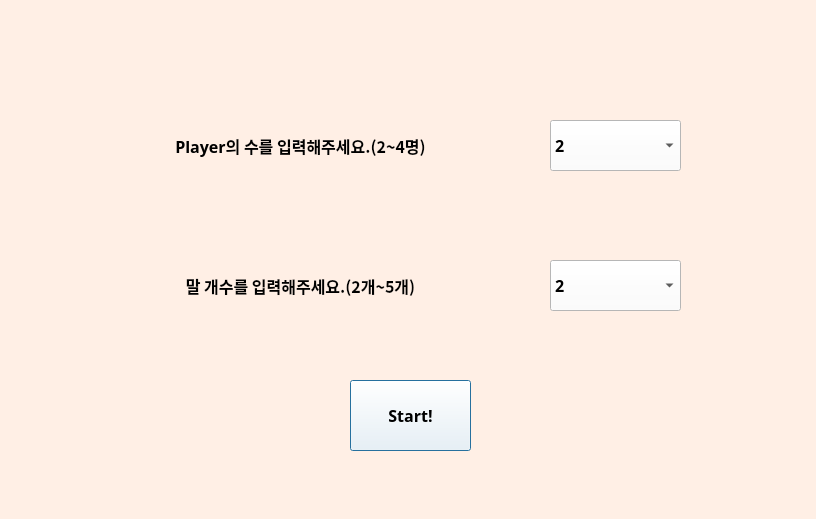
Before: the Qt Designer form YutGame/firstscreen.ui in yoonahri/YutGameProject, drawn with Qt 5.
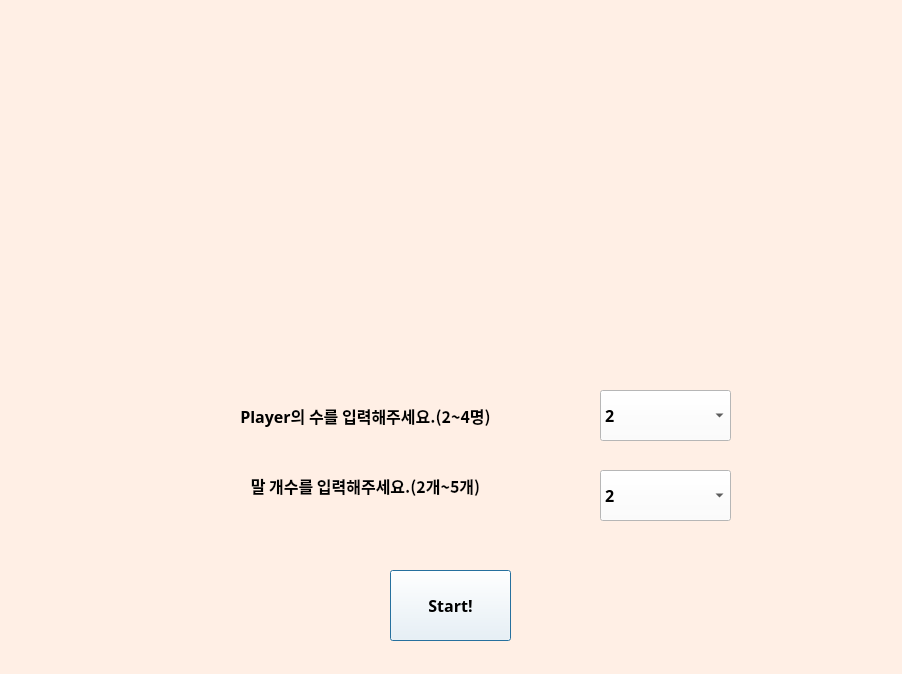
After: the same form once the commit is applied. Icons and pictures are not drawn.

The edit to the form file:
```diff
--- a/YutGame/firstscreen.ui
+++ b/YutGame/firstscreen.ui
@@ -6,8 +6,8 @@
    <rect>
     <x>0</x>
     <y>0</y>
-    <width>816</width>
-    <height>519</height>
+    <width>902</width>
+    <height>674</height>
    </rect>
   </property>
   <property name="windowTitle">
@@ -19,9 +19,9 @@
   <widget class="QLabel" name="label_player">
    <property name="geometry">
     <rect>
-     <x>60</x>
-     <y>110</y>
-     <width>481</width>
+     <x>170</x>
+     <y>380</y>
+     <width>391</width>
      <height>71</height>
     </rect>
    </property>
@@ -46,9 +46,9 @@
   <widget class="QLabel" name="label_piece">
    <property name="geometry">
     <rect>
-     <x>30</x>
-     <y>260</y>
-     <width>541</width>
+     <x>170</x>
+     <y>460</y>
+     <width>391</width>
      <height>51</height>
     </rect>
    </property>
@@ -73,8 +73,8 @@
   <widget class="QPushButton" name="pushButton_start">
    <property name="geometry">
     <rect>
-     <x>350</x>
-     <y>380</y>
+     <x>390</x>
+     <y>570</y>
      <width>121</width>
      <height>71</height>
     </rect>
@@ -97,8 +97,8 @@
   <widget class="QComboBox" name="comboBox_player_num">
    <property name="geometry">
     <rect>
-     <x>550</x>
-     <y>120</y>
+     <x>600</x>
+     <y>390</y>
      <width>131</width>
      <height>51</height>
     </rect>
@@ -133,8 +133,8 @@
   <widget class="QComboBox" name="comboBox_piece_num">
    <property name="geometry">
     <rect>
-     <x>550</x>
-     <y>260</y>
+     <x>600</x>
+     <y>470</y>
      <width>131</width>
      <height>51</height>
     </rect>
@@ -174,11 +174,130 @@
   <widget class="QLabel" name="label">
    <property name="geometry">
     <rect>
-     <x>100</x>
-     <y>350</y>
-     <width>131</width>
-     <height>41</height>
+     <x>200</x>
+     <y>240</y>
+     <width>111</width>
+     <height>111</height>
     </rect>
+   </property>
+   <property name="styleSheet">
+    <string notr="true">#pig{
+background-color: transparent;
+border-image: url(:pig2.png);
+background: none;
+border: none;
+background-repeat: none;
+}</string>
+   </property>
+   <property name="text">
+    <string/>
+   </property>
+  </widget>
+  <widget class="QLabel" name="dog">
+   <property name="geometry">
+    <rect>
+     <x>290</x>
+     <y>250</y>
+     <width>121</width>
+     <height>101</height>
+    </rect>
+   </property>
+   <property name="styleSheet">
+    <string notr="true">#dog{
+background-color: transparent;
+border-image: url(:dog2.png);
+background: none;
+border: none;
+background-repeat: none;
+}</string>
+   </property>
+   <property name="text">
+    <string/>
+   </property>
+  </widget>
+  <widget class="QLabel" name="sheep">
+   <property name="geometry">
+    <rect>
+     <x>400</x>
+     <y>250</y>
+     <width>101</width>
+     <height>101</height>
+    </rect>
+   </property>
+   <property name="styleSheet">
+    <string notr="true">#sheep{
+background-color: transparent;
+border-image: url(:sheep2.png);
+background: none;
+border: none;
+background-repeat: none;
+}</string>
+   </property>
+   <property name="text">
+    <string/>
+   </property>
+  </widget>
+  <widget class="QLabel" name="horse">
+   <property name="geometry">
+    <rect>
+     <x>500</x>
+     <y>240</y>
+     <width>101</width>
+     <height>101</height>
+    </rect>
+   </property>
+   <property name="styleSheet">
+    <string notr="true">#horse{
+background-color: transparent;
+border-image: url(:horse2.png);
+background: none;
+border: none;
+background-repeat: none;
+}</string>
+   </property>
+   <property name="text">
+    <string/>
+   </property>
+  </widget>
+  <widget class="QLabel" name="cow">
+   <property name="geometry">
+    <rect>
+     <x>600</x>
+     <y>240</y>
+     <width>101</width>
+     <height>101</height>
+    </rect>
+   </property>
+   <property name="styleSheet">
+    <string notr="true">#cow{
+background-color: transparent;
+border-image: url(:cow2.png);
+background: none;
+border: none;
+background-repeat: none;
+}</string>
+   </property>
+   <property name="text">
+    <string/>
+   </property>
+  </widget>
+  <widget class="QLabel" name="yut2">
+   <property name="geometry">
+    <rect>
+     <x>350</x>
+     <y>30</y>
+     <width>191</width>
+     <height>211</height>
+    </rect>
+   </property>
+   <property name="styleSheet">
+    <string notr="true">#yut2{
+background-color: transparent;
+border-image: url(:yut.png);
+background: none;
+border: none;
+background-repeat: none;
+}</string>
    </property>
    <property name="text">
     <string/>
```
Left out of the diff: 2 changed lines with no effect on the pictures.
